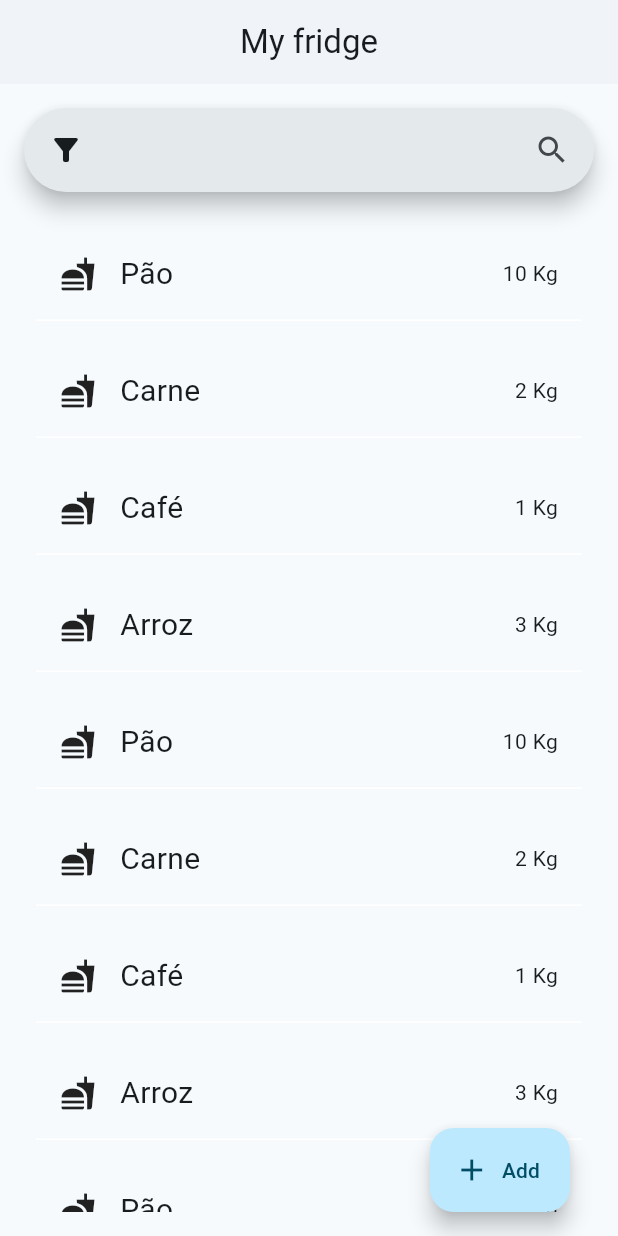
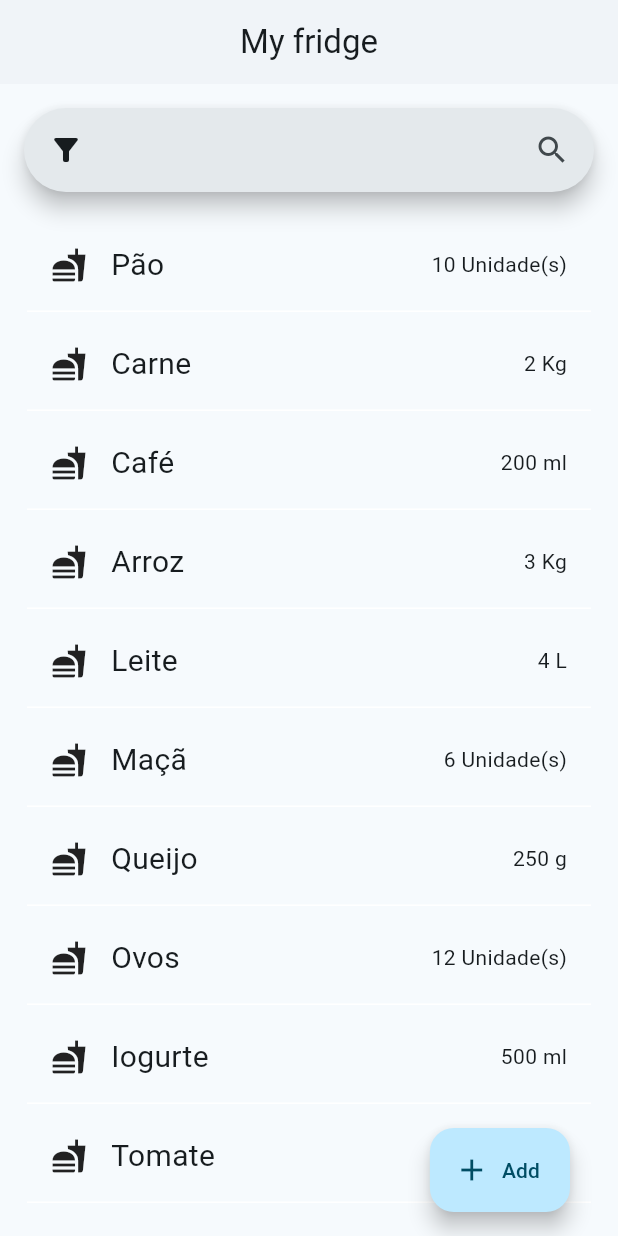
Before and after one commit to thiagocoelhoo/smartfridge, a Flutter app: the MyFridgePage screen opened directly, on a phone screen of 412 x 824 dp. Run offline on Flutter 3.47's test engine with Material 3 defaults, Android fonts, the phone set to English and light mode, and no system bars.

```diff
--- a/lib/pages/my_fridge_page.dart
+++ b/lib/pages/my_fridge_page.dart
@@ -5,24 +5,25 @@ import 'package:smartfridge/pages/add_items_fridge_page.dart';
 class Product {
   String name;
   int amount;
+  String? unit;
 
-  Product(this.name, this.amount);
+  Product(this.name, this.amount, this.unit);
 }
 
 class MyFridgePage extends StatefulWidget {
   List<Product> products = [
-    Product("Pão", 10),
-    Product("Carne", 2),
-    Product("Café", 1),
-    Product("Arroz", 3),
-    Product("Pão", 10),
-    Product("Carne", 2),
-    Product("Café", 1),
-    Product("Arroz", 3),
-    Product("Pão", 10),
-    Product("Carne", 2),
-    Product("Café", 1),
-    Product("Arroz", 3),
+    Product("Pão", 10, "Unidade(s)"),
+    Product("Carne", 2, "Kg"),
+    Product("Café", 200, "ml"),
+    Product("Arroz", 3, 'Kg'),
+    Product("Leite", 4, "L"),
+    Product("Maçã", 6, "Unidade(s)"),
+    Product("Queijo", 250, "g"),
+    Product("Ovos", 12, "Unidade(s)"),
+    Product("Iogurte", 500, "ml"),
+    Product("Tomate", 5, "Unidade(s)"),
+    Product("Açúcar", 1, "Kg"),
+    Product("Feijão", 500, "g"),
   ];
 
   MyFridgePage({super.key});
@@ -60,7 +61,7 @@ class _MyHomePageState extends State<MyFridgePage> {
                     return Card(
                       color: Colors.transparent,
                       elevation: 0,
-                      margin: EdgeInsets.all(8),
+                      margin: EdgeInsets.all(2),
                       child: Container(
                         decoration: BoxDecoration(
                           border: Border(
@@ -84,7 +85,7 @@ class _MyHomePageState extends State<MyFridgePage> {
                                 ),
                               ],
                             ),
-                            Text(p.amount.toString() + ' Kg'),
+                            Text(p.amount.toString() + " " + p.unit!),
                           ],
                         ),
                       ),
```
Also changed, not shown: lib/pages/shopping_list_page.dart (+163 -0 lines).
